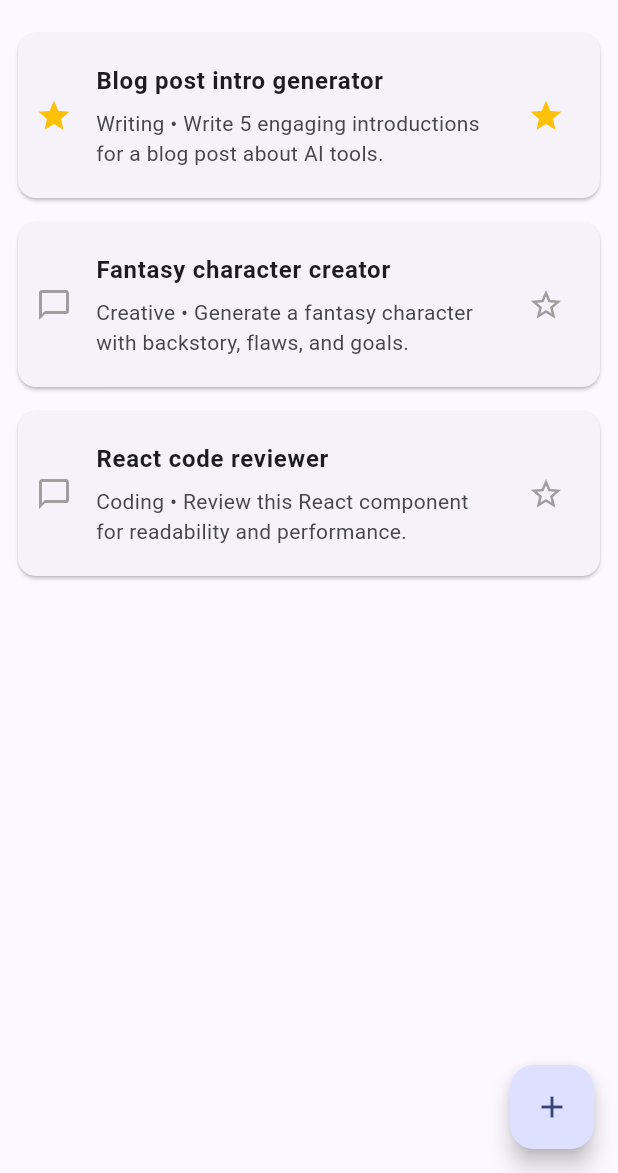
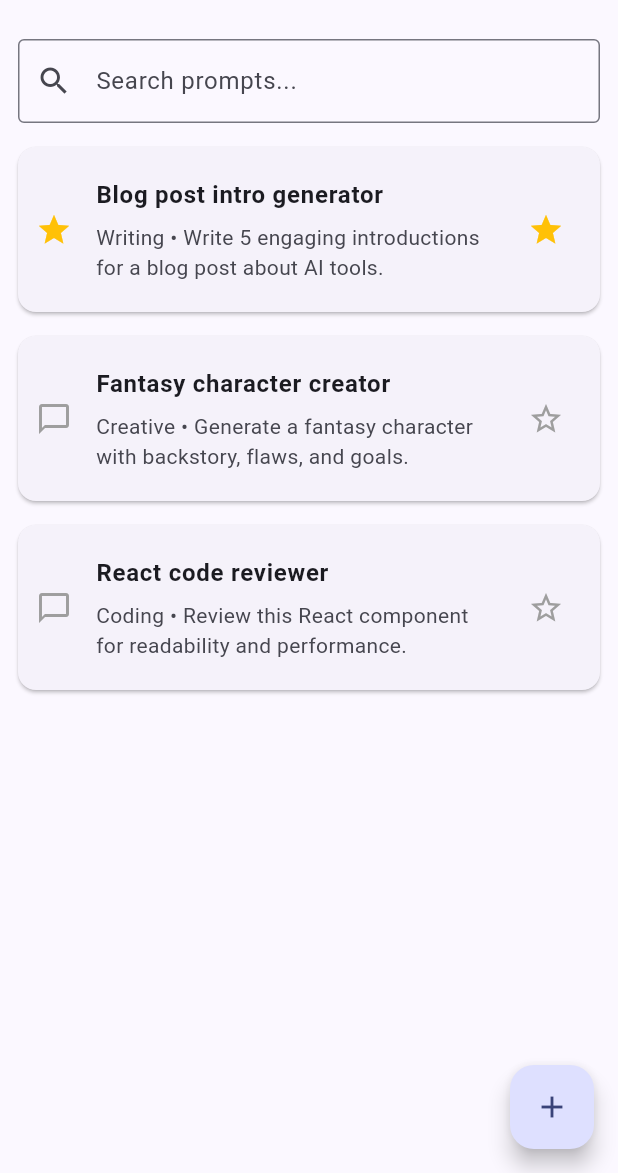
Before and after one commit to ogabor82/ai_prompt_vault, a Flutter app: the screen it shows after launch, on a phone screen of 412 x 824 dp, the part 63-1236 px from its top. Run offline on Flutter 3.47's test engine with Material 3 defaults, Android fonts, the phone set to English and light mode, and no system bars; our stand-ins replace shared_preferences.

Commit message:
Add search functionality to PromptListScreen.

```diff
--- a/lib/main.dart
+++ b/lib/main.dart
@@ -32,8 +32,10 @@ class PromptListScreen extends StatefulWidget {
 
 class _PromptListScreenState extends State<PromptListScreen> {
   final StorageService _storageService = StorageService();
+  final TextEditingController _searchController = TextEditingController();
 
   List<Prompt> prompts = [];
+  String searchQuery = '';
 
   final List<Prompt> defaultPrompts = const [
     Prompt(
@@ -61,6 +63,12 @@ class _PromptListScreenState extends State<PromptListScreen> {
   void initState() {
     super.initState();
     loadPrompts();
+  }
+
+  @override
+  void dispose() {
+    _searchController.dispose();
+    super.dispose();
   }
 
   Future<void> loadPrompts() async {
@@ -105,18 +113,70 @@ class _PromptListScreenState extends State<PromptListScreen> {
     }
   }
 
+  void updateSearchQuery(String value) {
+    setState(() {
+      searchQuery = value.trim().toLowerCase();
+    });
+  }
+
+  List<Prompt> get filteredPrompts {
+    if (searchQuery.isEmpty) {
+      return prompts;
+    }
+
+    return prompts.where((prompt) {
+      final title = prompt.title.toLowerCase();
+      final category = prompt.category.toLowerCase();
+      final content = prompt.content.toLowerCase();
+
+      return title.contains(searchQuery) ||
+          category.contains(searchQuery) ||
+          content.contains(searchQuery);
+    }).toList();
+  }
+
   @override
   Widget build(BuildContext context) {
+    final visiblePrompts = filteredPrompts;
+
     return Scaffold(
       appBar: AppBar(
         title: const Text('AI Prompt Vault'),
       ),
       body: prompts.isEmpty
           ? const Center(child: CircularProgressIndicator())
+          : Column(
+              children: [
+                Padding(
+                  padding: const EdgeInsets.fromLTRB(12, 12, 12, 8),
+                  child: TextField(
+                    controller: _searchController,
+                    onChanged: updateSearchQuery,
+                    decoration: InputDecoration(
+                      hintText: 'Search prompts...',
+                      prefixIcon: const Icon(Icons.search),
+                      suffixIcon: searchQuery.isNotEmpty
+                          ? IconButton(
+                              onPressed: () {
+                                _searchController.clear();
+                                updateSearchQuery('');
+                              },
+                              icon: const Icon(Icons.clear),
+                            )
+                          : null,
+                      border: const OutlineInputBorder(),
+                    ),
+                  ),
+                ),
+                Expanded(
+                  child: visiblePrompts.isEmpty
+                      ? const Center(
+                          child: Text('No prompts match your search.'),
+                        )
                       : ListView.builder(
-              itemCount: prompts.length,
+                          itemCount: visiblePrompts.length,
                           itemBuilder: (context, index) {
-                final prompt = prompts[index];
+                            final prompt = visiblePrompts[index];
 
                             return PromptCard(
                               prompt: prompt,
@@ -126,6 +186,9 @@ class _PromptListScreenState extends State<PromptListScreen> {
                             );
                           },
                         ),
+                ),
+              ],
+            ),
       floatingActionButton: FloatingActionButton(
         onPressed: openAddPromptScreen,
         child: const Icon(Icons.add),
```
Lines whose indentation alone changed are shown as unchanged.
